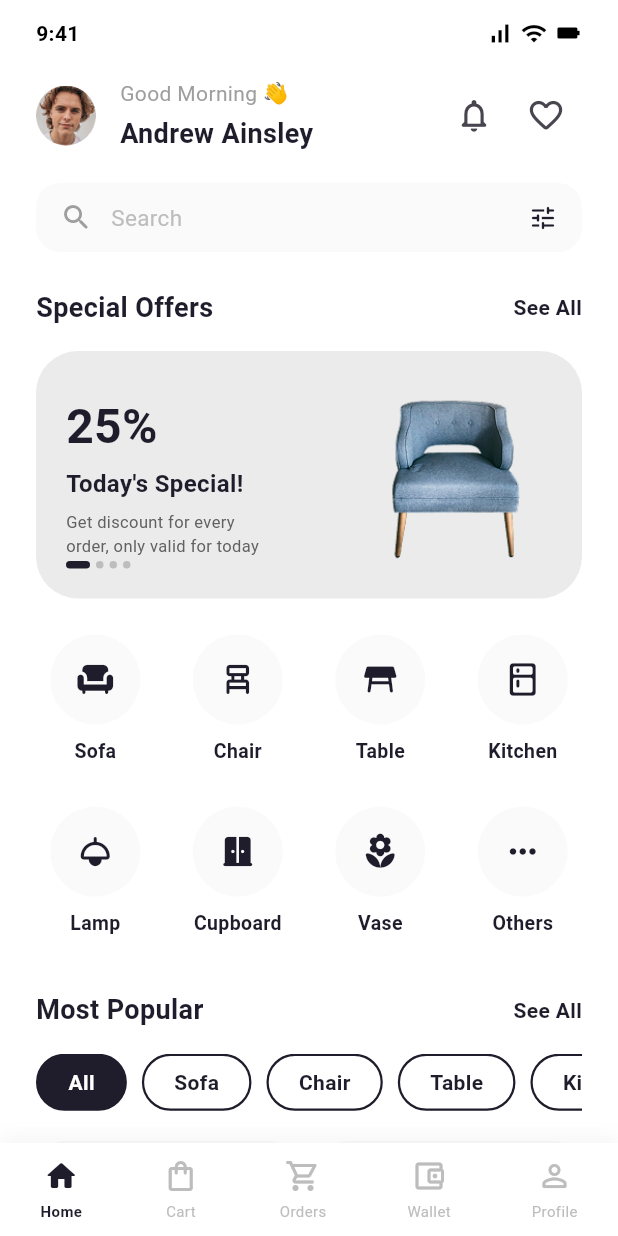
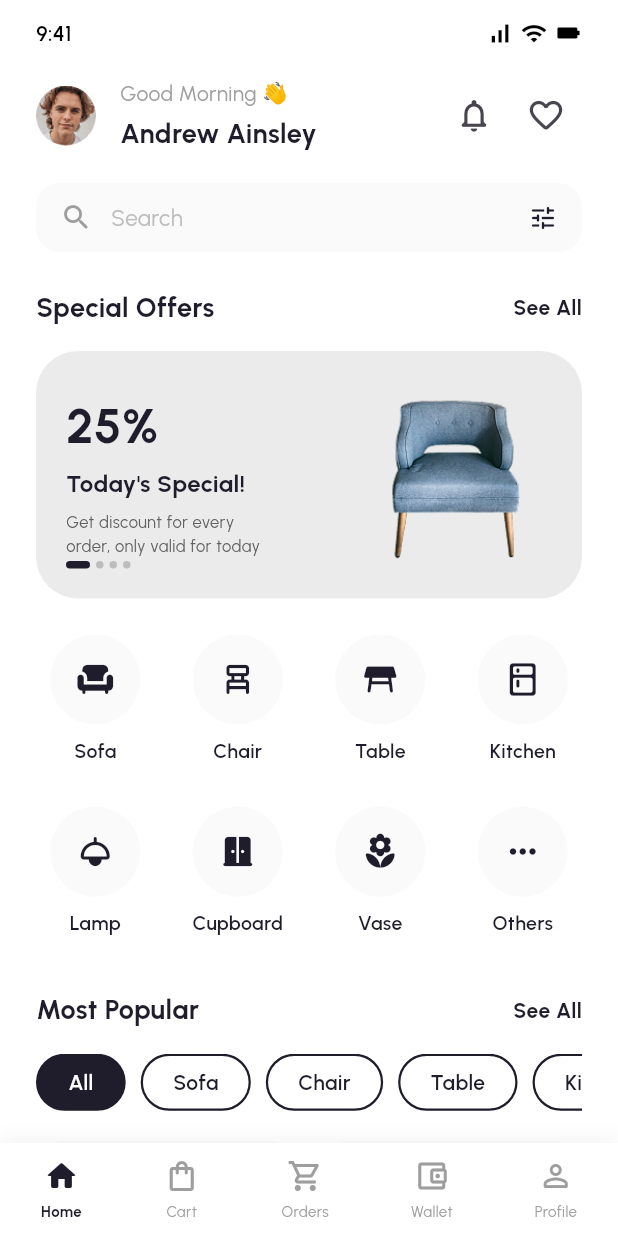
Before and after one commit to teddyirwn/funica, a Flutter app: the HomeDashboardScreen screen opened directly, on a phone screen of 412 x 824 dp. Run offline on Flutter 3.47's test engine with Material 3 defaults, Android fonts, the phone set to English and light mode, and no system bars; our stand-ins replace flutter_svg.

Commit message:
bagian teddy

```diff
--- a/lib/main.dart
+++ b/lib/main.dart
@@ -13,7 +13,10 @@ class MyApp extends StatelessWidget {
   Widget build(BuildContext context) {
     return MaterialApp(
       debugShowCheckedModeBanner: false,
-      theme: ThemeData(scaffoldBackgroundColor: Colors.white),
+      theme: ThemeData(
+        scaffoldBackgroundColor: Colors.white,
+        fontFamily: 'Urbanist',
+      ),
       home: const ForgotPasswordScreen(),
     );
   }
--- a/lib/presentation/pages/eWallet/eWallet_page.dart
+++ b/lib/presentation/pages/eWallet/eWallet_page.dart
@@ -3,6 +3,7 @@ import 'package:flutter_svg/svg.dart';
 import 'package:funica/core/constants/app_color.dart';
 import 'package:funica/presentation/pages/eWallet/transaction_history_page.dart';
 import 'package:funica/presentation/widget/appBar.dart';
+import 'package:funica/presentation/widget/bottom_navigation_bar.dart';
 import 'package:funica/presentation/widget/eWalletpage/transaction_list_widget.dart';
 import 'package:funica/presentation/widget/eWalletpage/wallet_card_widget.dart';
 
@@ -82,6 +83,7 @@ class EwalletPage extends StatelessWidget {
             ),
           ),
         ),
+        bottomNavigationBar: const CustomBottomNavigationBar(selectedIndex: 3),
       ),
     );
   }
--- a/lib/presentation/pages/home_dashboard_screen.dart
+++ b/lib/presentation/pages/home_dashboard_screen.dart
@@ -1,11 +1,9 @@
 import 'dart:math' as math;
 import 'package:flutter/material.dart';
-import 'package:funica/presentation/pages/cart/my_cart_screen.dart';
 import 'package:funica/presentation/pages/home_action_menu/most_populer_screen.dart';
 import 'package:funica/presentation/pages/home_action_menu/notification_screen.dart';
 import 'package:funica/presentation/pages/home_action_menu/special_offers_screen.dart';
 import 'package:funica/presentation/pages/home_action_menu/wishlist_screen.dart';
-import 'package:funica/presentation/pages/order/order_page.dart';
 import 'package:funica/presentation/pages/product_detail/chair_category_screen.dart';
 import 'package:funica/presentation/pages/product_detail/cupboard_category_screen.dart';
 import 'package:funica/presentation/pages/product_detail/kitchen_category_screen.dart';
@@ -14,7 +12,7 @@ import 'package:funica/presentation/pages/product_detail/sofa_category_screen.da
 import 'package:funica/presentation/pages/product_detail/table_category_screen.dart';
 import 'package:funica/presentation/pages/product_detail/vases_category_screen.dart';
 import 'package:funica/presentation/pages/search_filter/search_page.dart';
-
+import 'package:funica/presentation/widget/bottom_navigation_bar.dart';
 
 class HomeDashboardScreen extends StatefulWidget {
   const HomeDashboardScreen({super.key});
@@ -24,7 +22,6 @@ class HomeDashboardScreen extends StatefulWidget {
 }
 
 class _HomeDashboardScreenState extends State<HomeDashboardScreen> {
-  int _selectedBottomNavIndex = 0;
   int _selectedCategoryChipIndex = 0;
 
   final List<String> _categoryChips = [
@@ -33,7 +30,7 @@ class _HomeDashboardScreenState extends State<HomeDashboardScreen> {
     'Chair',
     'Table',
     'Kitchen',
-    'Lamp'
+    'Lamp',
   ];
 
   final List<Map<String, dynamic>> _categories = [
@@ -121,13 +118,21 @@ class _HomeDashboardScreenState extends State<HomeDashboardScreen> {
                   ),
                   Row(
                     children: [
-                      const Icon(Icons.signal_cellular_alt, size: 18, color: Colors.black),
+                      const Icon(
+                        Icons.signal_cellular_alt,
+                        size: 18,
+                        color: Colors.black,
+                      ),
                       const SizedBox(width: 5),
                       const Icon(Icons.wifi, size: 18, color: Colors.black),
                       const SizedBox(width: 5),
                       Transform.rotate(
                         angle: math.pi / 2,
-                        child: const Icon(Icons.battery_full, size: 18, color: Colors.black),
+                        child: const Icon(
+                          Icons.battery_full,
+                          size: 18,
+                          color: Colors.black,
+                        ),
                       ),
                     ],
                   ),
@@ -185,20 +190,31 @@ class _HomeDashboardScreenState extends State<HomeDashboardScreen> {
                           ),
                         ),
                         IconButton(
-                          icon: const Icon(Icons.notifications_none_rounded, size: 26),
+                          icon: const Icon(
+                            Icons.notifications_none_rounded,
+                            size: 26,
+                          ),
                           onPressed: () {
                             Navigator.push(
                               context,
-                              MaterialPageRoute(builder: (context) => const NotificationScreen()),
+                              MaterialPageRoute(
+                                builder: (context) =>
+                                    const NotificationScreen(),
+                              ),
                             );
                           },
                         ),
                         IconButton(
-                          icon: const Icon(Icons.favorite_border_rounded, size: 26),
+                          icon: const Icon(
+                            Icons.favorite_border_rounded,
+                            size: 26,
+                          ),
                           onPressed: () {
                             Navigator.push(
                               context,
-                              MaterialPageRoute(builder: (context) => const WishlistScreen()),
+                              MaterialPageRoute(
+                                builder: (context) => const WishlistScreen(),
+                              ),
                             );
                           },
                         ),
@@ -211,18 +227,27 @@ class _HomeDashboardScreenState extends State<HomeDashboardScreen> {
                       onTap: () {
                         Navigator.push(
                           context,
-                          MaterialPageRoute(builder: (context) => const SearchPage()),
+                          MaterialPageRoute(
+                            builder: (context) => const SearchPage(),
+                          ),
                         );
                       },
                       child: Container(
-                        padding: const EdgeInsets.symmetric(horizontal: 16, vertical: 12),
+                        padding: const EdgeInsets.symmetric(
+                          horizontal: 16,
+                          vertical: 12,
+                        ),
                         decoration: BoxDecoration(
                           color: const Color(0xFFFAFAFA),
                           borderRadius: BorderRadius.circular(16),
                         ),
                         child: Row(
                           children: [
-                            const Icon(Icons.search_rounded, color: Colors.grey, size: 22),
+                            const Icon(
+                              Icons.search_rounded,
+                              color: Colors.grey,
+                              size: 22,
+                            ),
                             const SizedBox(width: 12),
                             Expanded(
                               child: Text(
@@ -233,7 +258,11 @@ class _HomeDashboardScreenState extends State<HomeDashboardScreen> {
                                 ),
                               ),
                             ),
-                            const Icon(Icons.tune_rounded, color: Color(0xFF1F1D2B), size: 20),
+                            const Icon(
+                              Icons.tune_rounded,
+                              color: Color(0xFF1F1D2B),
+                              size: 20,
+                            ),
                           ],
                         ),
                       ),
@@ -256,7 +285,10 @@ class _HomeDashboardScreenState extends State<HomeDashboardScreen> {
                           onTap: () {
                             Navigator.push(
                               context,
-                              MaterialPageRoute(builder: (context) => const SpecialOffersScreen()),
+                              MaterialPageRoute(
+                                builder: (context) =>
+                                    const SpecialOffersScreen(),
+                              ),
                             );
                           },
                           child: const Text(
@@ -378,7 +410,8 @@ class _HomeDashboardScreenState extends State<HomeDashboardScreen> {
                       shrinkWrap: true,
                       physics: const NeverScrollableScrollPhysics(),
                       itemCount: _categories.length,
-                        gridDelegate: const SliverGridDelegateWithFixedCrossAxisCount(
+                      gridDelegate:
+                          const SliverGridDelegateWithFixedCrossAxisCount(
                             crossAxisCount: 4,
                             mainAxisSpacing: 16,
                             crossAxisSpacing: 16,
@@ -392,7 +425,8 @@ class _HomeDashboardScreenState extends State<HomeDashboardScreen> {
                               Navigator.push(
                                 context,
                                 MaterialPageRoute(
-                                    builder: (context) => const SofaCategoryScreen(),
+                                  builder: (context) =>
+                                      const SofaCategoryScreen(),
                                 ),
                               );
                             }
@@ -400,7 +434,8 @@ class _HomeDashboardScreenState extends State<HomeDashboardScreen> {
                               Navigator.push(
                                 context,
                                 MaterialPageRoute(
-                                    builder: (context) => const ChairCategoryScreen(),
+                                  builder: (context) =>
+                                      const ChairCategoryScreen(),
                                 ),
                               );
                             }
@@ -408,7 +443,8 @@ class _HomeDashboardScreenState extends State<HomeDashboardScreen> {
                               Navigator.push(
                                 context,
                                 MaterialPageRoute(
-                                    builder: (context) => const TableCategoryScreen(),
+                                  builder: (context) =>
+                                      const TableCategoryScreen(),
                                 ),
                               );
                             }
@@ -416,7 +452,8 @@ class _HomeDashboardScreenState extends State<HomeDashboardScreen> {
                               Navigator.push(
                                 context,
                                 MaterialPageRoute(
-                                    builder: (context) => const KitchenCategoryScreen(),
+                                  builder: (context) =>
+                                      const KitchenCategoryScreen(),
                                 ),
                               );
                             }
@@ -424,7 +461,8 @@ class _HomeDashboardScreenState extends State<HomeDashboardScreen> {
                               Navigator.push(
                                 context,
                                 MaterialPageRoute(
-                                    builder: (context) => const LampCategoryScreen(),
+                                  builder: (context) =>
+                                      const LampCategoryScreen(),
                                 ),
                               );
                             }
@@ -432,7 +470,8 @@ class _HomeDashboardScreenState extends State<HomeDashboardScreen> {
                               Navigator.push(
                                 context,
                                 MaterialPageRoute(
-                                    builder: (context) => const CupboardCategoryScreen(),
+                                  builder: (context) =>
+                                      const CupboardCategoryScreen(),
                                 ),
                               );
                             }
@@ -440,7 +479,8 @@ class _HomeDashboardScreenState extends State<HomeDashboardScreen> {
                               Navigator.push(
                                 context,
                                 MaterialPageRoute(
-                                    builder: (context) => const VaseCategoryScreen(),
+                                  builder: (context) =>
+                                      const VaseCategoryScreen(),
                                 ),
                               );
                             }
@@ -472,7 +512,8 @@ class _HomeDashboardScreenState extends State<HomeDashboardScreen> {
                             ],
                           ),
                         );
-                        }),
+                      },
+                    ),
                     const SizedBox(height: 24),
 
                     // 5. MOST POPULAR SECTION
@@ -491,7 +532,9 @@ class _HomeDashboardScreenState extends State<HomeDashboardScreen> {
                           onTap: () {
                             Navigator.push(
                               context,
-                              MaterialPageRoute(builder: (context) => const MostPopularScreen()),
+                              MaterialPageRoute(
+                                builder: (context) => const MostPopularScreen(),
+                              ),
                             );
                           },
                           child: const Text(
@@ -514,7 +557,8 @@ class _HomeDashboardScreenState extends State<HomeDashboardScreen> {
                         scrollDirection: Axis.horizontal,
                         itemCount: _categoryChips.length,
                         itemBuilder: (context, index) {
-                          final isSelected = index == _selectedCategoryChipIndex;
+                          final isSelected =
+                              index == _selectedCategoryChipIndex;
                           return GestureDetector(
                             onTap: () {
                               setState(() {
@@ -523,7 +567,9 @@ class _HomeDashboardScreenState extends State<HomeDashboardScreen> {
                             },
                             child: Container(
                               margin: const EdgeInsets.only(right: 10),
-                              padding: const EdgeInsets.symmetric(horizontal: 20),
+                              padding: const EdgeInsets.symmetric(
+                                horizontal: 20,
+                              ),
                               decoration: BoxDecoration(
                                 color: isSelected
                                     ? const Color(0xFF1F1D2B)
@@ -558,7 +604,8 @@ class _HomeDashboardScreenState extends State<HomeDashboardScreen> {
                       shrinkWrap: true,
                       physics: const NeverScrollableScrollPhysics(),
                       itemCount: _products.length,
-                      gridDelegate: const SliverGridDelegateWithFixedCrossAxisCount(
+                      gridDelegate:
+                          const SliverGridDelegateWithFixedCrossAxisCount(
                             crossAxisCount: 2,
                             mainAxisSpacing: 16,
                             crossAxisSpacing: 16,
@@ -582,7 +629,8 @@ class _HomeDashboardScreenState extends State<HomeDashboardScreen> {
                                     child: Image.asset(
                                       'assets/images/${product['image']}',
                                       fit: BoxFit.contain,
-                                      errorBuilder: (context, error, stackTrace) {
+                                      errorBuilder:
+                                          (context, error, stackTrace) {
                                             return const Icon(
                                               Icons.image_not_supported_rounded,
                                               color: Colors.grey,
@@ -634,8 +682,11 @@ class _HomeDashboardScreenState extends State<HomeDashboardScreen> {
                             const SizedBox(height: 6),
                             Row(
                               children: [
-                                const Icon(Icons.star_rounded,
-                                    size: 16, color: Color(0xFF1F1D2B)),
+                                const Icon(
+                                  Icons.star_rounded,
+                                  size: 16,
+                                  color: Color(0xFF1F1D2B),
+                                ),
                                 const SizedBox(width: 4),
                                 Text(
                                   product['rating'] as String,
@@ -676,74 +727,10 @@ class _HomeDashboardScreenState extends State<HomeDashboardScreen> {
             ),
 
             // 6. BOTTOM NAVIGATION BAR
-            Container(
-              padding: const EdgeInsets.symmetric(vertical: 10),
-              decoration: BoxDecoration(
-                color: Colors.white,
-                boxShadow: [
-                  BoxShadow(
-                    color: Colors.black.withOpacity(0.04),
-                    blurRadius: 10,
-                    offset: const Offset(0, -4),
-                  ),
-                ],
-              ),
-              child: Row(
-                mainAxisAlignment: MainAxisAlignment.spaceAround,
-                children: [
-                  _buildBottomNavItem(0, Icons.home_rounded, 'Home'),
-                  _buildBottomNavItem(1, Icons.shopping_bag_outlined, 'Cart'),
-                  _buildBottomNavItem(2, Icons.shopping_cart_outlined, 'Orders'),
-                  _buildBottomNavItem(3, Icons.account_balance_wallet_outlined, 'Wallet'),
-                  _buildBottomNavItem(4, Icons.person_outline_rounded, 'Profile'),
           ],
         ),
       ),
-          ],
-        ),
-      ),
-    );
-  }
-
-  Widget _buildBottomNavItem(int index, IconData icon, String label) {
-    final isSelected = _selectedBottomNavIndex == index;
-    return GestureDetector(
-      onTap: () {
-        if (index == 1) {
-          Navigator.push(
-            context,
-            MaterialPageRoute(builder: (context) => const MyCartScreen()),
-          );
-        }else if (index == 2) {
-          Navigator.push(
-            context,
-            MaterialPageRoute(builder: (context) => const OrderPage()),
-          );
-          } else {
-          setState(() {
-            _selectedBottomNavIndex = index;
-          });
-        }
-      },
-      child: Column(
-        mainAxisSize: MainAxisSize.min,
-        children: [
-          Icon(
-            icon,
-            color: isSelected ? const Color(0xFF1F1D2B) : Colors.grey[400],
-            size: 24,
-          ),
-          const SizedBox(height: 4),
-          Text(
-            label,
-            style: TextStyle(
-              fontSize: 10,
-              fontWeight: isSelected ? FontWeight.bold : FontWeight.normal,
-              color: isSelected ? const Color(0xFF1F1D2B) : Colors.grey[400],
-            ),
-          ),
-        ],
-      ),
+      bottomNavigationBar: const CustomBottomNavigationBar(selectedIndex: 0),
     );
   }
 }
--- a/lib/presentation/pages/order/order_page.dart
+++ b/lib/presentation/pages/order/order_page.dart
@@ -1,6 +1,7 @@
 import 'package:flutter/material.dart';
 import 'package:flutter_svg/svg.dart';
 import 'package:funica/presentation/widget/appBar.dart';
+import 'package:funica/presentation/widget/bottom_navigation_bar.dart';
 import 'package:funica/presentation/widget/orderListpage/ActiveOrdersTab.dart';
 
 class OrderPage extends StatelessWidget {
@@ -38,6 +39,7 @@ class OrderPage extends StatelessWidget {
           padding: const EdgeInsets.symmetric(horizontal: 24),
           child: Column(children: [SizedBox(height: 24), Activeorderstab()]),
         ),
+        bottomNavigationBar: const CustomBottomNavigationBar(selectedIndex: 2),
       ),
     );
   }
--- a/lib/presentation/pages/profile/profile_page.dart
+++ b/lib/presentation/pages/profile/profile_page.dart
@@ -10,6 +10,7 @@ import 'package:funica/presentation/pages/profile/payment_page.dart';
 import 'package:funica/presentation/pages/profile/privacy_policy_page.dart';
 import 'package:funica/presentation/pages/profile/security_page.dart';
 import 'package:funica/presentation/widget/appBar.dart';
+import 'package:funica/presentation/widget/bottom_navigation_bar.dart';
 import 'package:funica/presentation/widget/profilePage/logout_bottom_sheet.dart';
 import 'package:funica/presentation/widget/profilePage/profile_header_widged.dart';
 import 'package:funica/presentation/widget/profilePage/profile_menu_tile.dart';
@@ -207,6 +208,7 @@ class _ProfilePageState extends State<ProfilePage> {
           ],
         ),
       ),
+      bottomNavigationBar: const CustomBottomNavigationBar(selectedIndex: 4),
     );
   }
 
--- /dev/null
+++ b/lib/presentation/widget/bottom_navigation_bar.dart
@@ -0,0 +1,121 @@
+import 'package:flutter/material.dart';
+import 'package:funica/presentation/pages/cart/my_cart_screen.dart';
+import 'package:funica/presentation/pages/eWallet/eWallet_page.dart';
+import 'package:funica/presentation/pages/home_dashboard_screen.dart';
+import 'package:funica/presentation/pages/order/order_page.dart';
+import 'package:funica/presentation/pages/profile/profile_page.dart';
+
+class CustomBottomNavigationBar extends StatelessWidget {
+  final int selectedIndex;
+
+  const CustomBottomNavigationBar({super.key, required this.selectedIndex});
+
+  void _handleNavigation(BuildContext context, int index) {
+    if (index == selectedIndex) return;
+
+    late Widget targetPage;
+
+    switch (index) {
+      case 0:
+        targetPage = const HomeDashboardScreen();
+        break;
+
+      case 1:
+        targetPage = const MyCartScreen();
+        break;
+
+      case 2:
+        targetPage = const OrderPage();
+        break;
+
+      case 3:
+        targetPage = const EwalletPage();
+        break;
+
+      case 4:
+        targetPage = const ProfilePage();
+        break;
+
+      default:
+        return;
+    }
+
+    Navigator.pushReplacement(
+      context,
+      PageRouteBuilder(
+        pageBuilder: (_, __, ___) => targetPage,
+        transitionDuration: Duration.zero,
+        reverseTransitionDuration: Duration.zero,
+      ),
+    );
+  }
+
+  @override
+  Widget build(BuildContext context) {
+    return Container(
+      decoration: BoxDecoration(
+        color: Colors.white,
+        boxShadow: [
+          BoxShadow(
+            color: Colors.black.withOpacity(0.04),
+            blurRadius: 10,
+            offset: const Offset(0, -4),
+          ),
+        ],
+      ),
+      child: SafeArea(
+        child: Padding(
+          padding: const EdgeInsets.symmetric(vertical: 10),
+          child: Row(
+            mainAxisAlignment: MainAxisAlignment.spaceAround,
+            children: [
+              _buildNavItem(context, 0, Icons.home_rounded, 'Home'),
+              _buildNavItem(context, 1, Icons.shopping_bag_outlined, 'Cart'),
+              _buildNavItem(context, 2, Icons.shopping_cart_outlined, 'Orders'),
+              _buildNavItem(
+                context,
+                3,
+                Icons.account_balance_wallet_outlined,
+                'Wallet',
+              ),
+              _buildNavItem(
+                context,
+                4,
+                Icons.person_outline_rounded,
+                'Profile',
+              ),
+            ],
+          ),
+        ),
+      ),
+    );
+  }
+
+  Widget _buildNavItem(
+    BuildContext context,
+    int index,
+    IconData icon,
+    String label,
+  ) {
+    final isSelected = selectedIndex == index;
+
+    return InkWell(
+      onTap: () => _handleNavigation(context, index),
+      child: Column(
+        mainAxisSize: MainAxisSize.min,
+        children: [
+          Icon(icon, color: isSelected ? const Color(0xFF1F1D2B) : Colors.grey),
+          const SizedBox(height: 4),
+          Text(
+            label,
+            style: TextStyle(
+              fontSize: 10,
+              fontWeight: isSelected ? FontWeight.bold : FontWeight.normal,
+              color: isSelected ? const Color(0xFF1F1D2B) : Colors.grey,
+            ),
+          ),
+        ],
+      ),
+    );
+  }
+}
```
Also changed, not shown: lib/presentation/pages/cart/my_cart_screen.dart (+66 -74 lines). Lines whose indentation alone changed are shown as unchanged.
